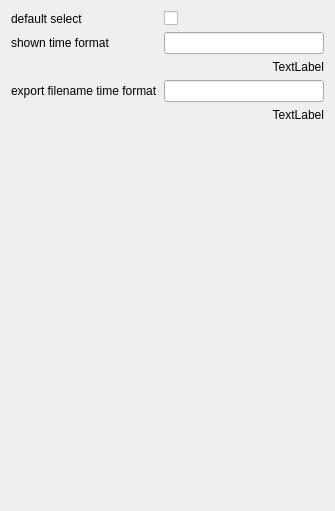
This is Orbitool/UI/setting/GeneralTab.ui in l460289052/Orbitool as Qt 5 draws it before an edit. The edited form follows.
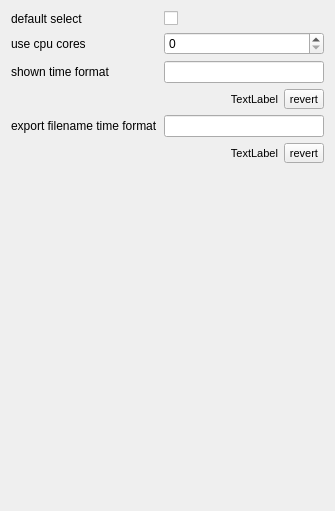
This is the edited form.

```diff
--- a/Orbitool/UI/setting/GeneralTab.ui
+++ b/Orbitool/UI/setting/GeneralTab.ui
@@ -31,28 +31,45 @@
      </property>
     </widget>
    </item>
-   <item row="1" column="0">
+   <item row="2" column="0">
     <widget class="QLabel" name="timeFormatLabel">
      <property name="text">
       <string>shown time format</string>
      </property>
     </widget>
    </item>
-   <item row="1" column="1">
+   <item row="2" column="1">
     <widget class="QLineEdit" name="timeFormatLineEdit"/>
    </item>
-   <item row="3" column="0">
+   <item row="4" column="0">
     <widget class="QLabel" name="exportTimeFormatLabel">
      <property name="text">
       <string>export filename time format</string>
      </property>
     </widget>
    </item>
-   <item row="3" column="1">
+   <item row="4" column="1">
     <widget class="QLineEdit" name="exportTimeFormatLineEdit"/>
    </item>
-   <item row="2" column="0" colspan="2">
+   <item row="1" column="0">
+    <widget class="QLabel" name="label">
+     <property name="text">
+      <string>use cpu cores</string>
+     </property>
+    </widget>
+   </item>
+   <item row="1" column="1">
+    <widget class="QSpinBox" name="multiCoresSpinBox"/>
+   </item>
+   <item row="3" column="0" colspan="2">
+    <layout class="QHBoxLayout" name="horizontalLayout">
+     <item>
     <widget class="QLabel" name="timeFormatShowLabel">
+       <property name="font">
+        <font>
+         <pointsize>8</pointsize>
+        </font>
+       </property>
      <property name="text">
       <string>TextLabel</string>
      </property>
@@ -61,8 +78,35 @@
      </property>
     </widget>
    </item>
-   <item row="4" column="0" colspan="2">
+     <item>
+      <widget class="QToolButton" name="timeFormatRevertButton">
+       <property name="maximumSize">
+        <size>
+         <width>40</width>
+         <height>16777215</height>
+        </size>
+       </property>
+       <property name="font">
+        <font>
+         <pointsize>8</pointsize>
+        </font>
+       </property>
+       <property name="text">
+        <string>revert</string>
+       </property>
+      </widget>
+     </item>
+    </layout>
+   </item>
+   <item row="5" column="0" colspan="2">
+    <layout class="QHBoxLayout" name="horizontalLayout_2">
+     <item>
     <widget class="QLabel" name="exportTimeFormatShowLabel">
+       <property name="font">
+        <font>
+         <pointsize>8</pointsize>
+        </font>
+       </property>
      <property name="text">
       <string>TextLabel</string>
      </property>
@@ -70,6 +114,26 @@
       <set>Qt::AlignRight|Qt::AlignTrailing|Qt::AlignVCenter</set>
      </property>
     </widget>
+     </item>
+     <item>
+      <widget class="QToolButton" name="exportTimeFormatRevertButton">
+       <property name="maximumSize">
+        <size>
+         <width>40</width>
+         <height>16777215</height>
+        </size>
+       </property>
+       <property name="font">
+        <font>
+         <pointsize>8</pointsize>
+        </font>
+       </property>
+       <property name="text">
+        <string>revert</string>
+       </property>
+      </widget>
+     </item>
+    </layout>
    </item>
   </layout>
  </widget>
```
Lines whose indentation alone changed are shown as unchanged.
